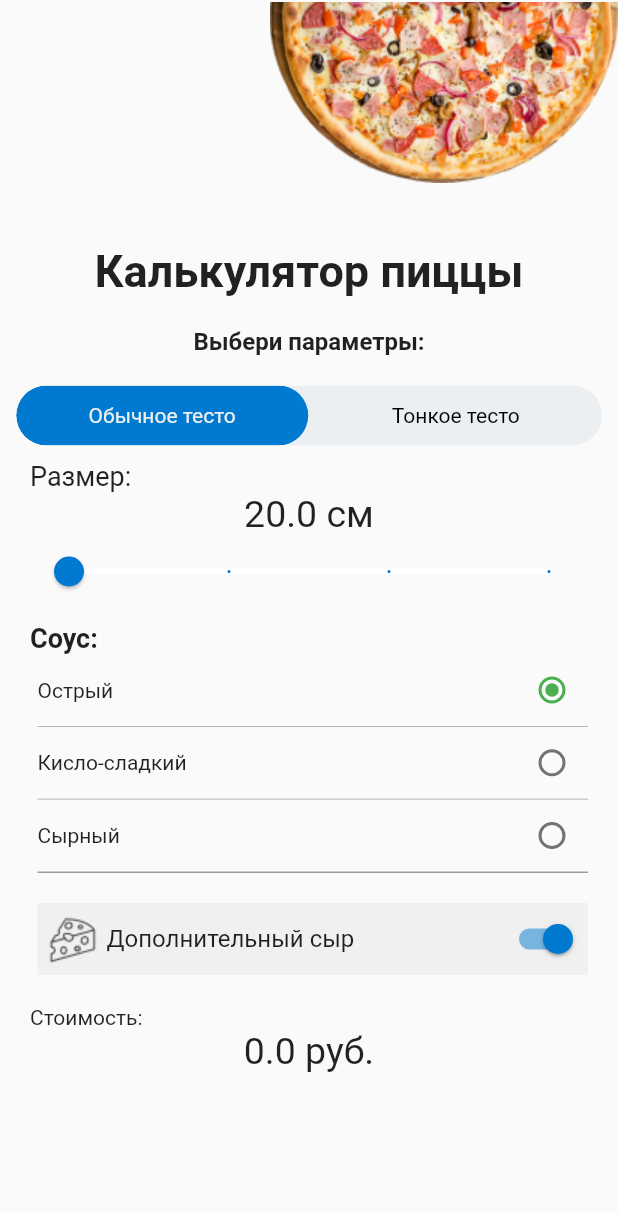
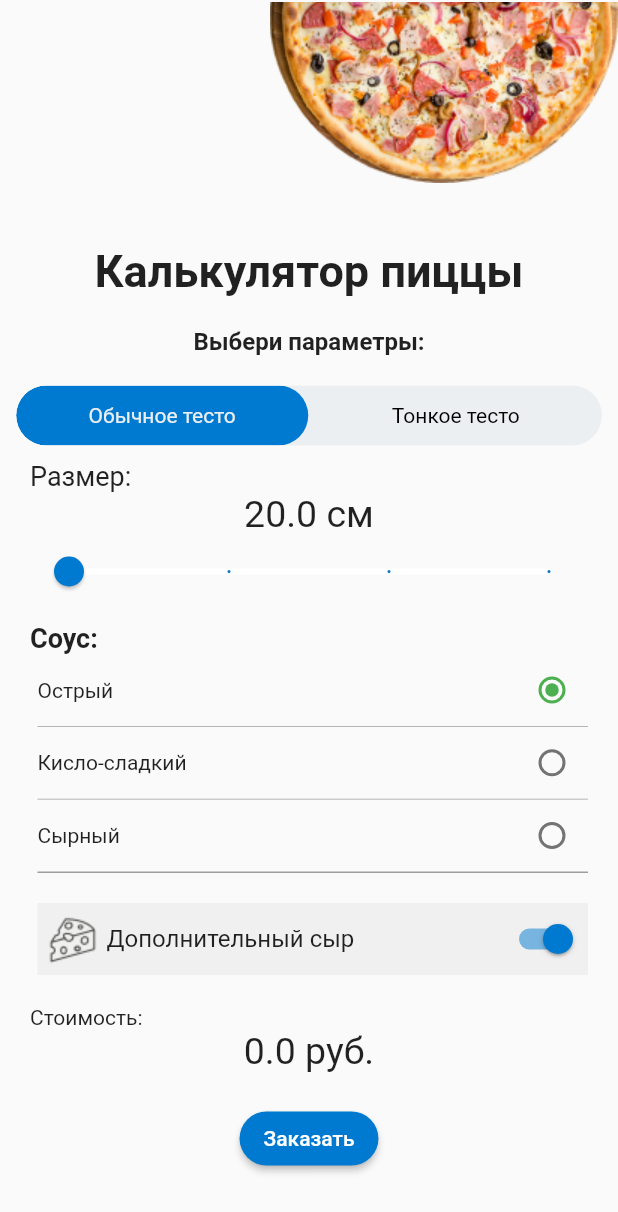
Before and after one commit to grinevoleg/flutter_firstproject_001, a Flutter app: the screen it shows after launch, on a phone screen of 412 x 824 dp. Shown: the top 1212 px of the screen. Run offline on Flutter 3.47's test engine with Material 2 defaults, Android fonts, the phone set to English and light mode, and no system bars; drawn by our look-alikes of toggle_switch.

Commit message:
Add button

```diff
--- a/lib/main.dart
+++ b/lib/main.dart
@@ -321,6 +321,17 @@ class _MyHomePageState extends State<MyHomePage> {
                   ),),
               ],),
             ),
+            const SizedBox(height: 20,),
+            MaterialButton(
+              clipBehavior: Clip.antiAlias,
+              color: bluecol,
+              textColor: Colors.white,
+              onPressed: () => {},
+              child: Text("Заказать"),
+              shape: RoundedRectangleBorder(
+                  borderRadius: BorderRadius.circular(20)
+              ),
+            ),
           ],
         ),
       ),
```
